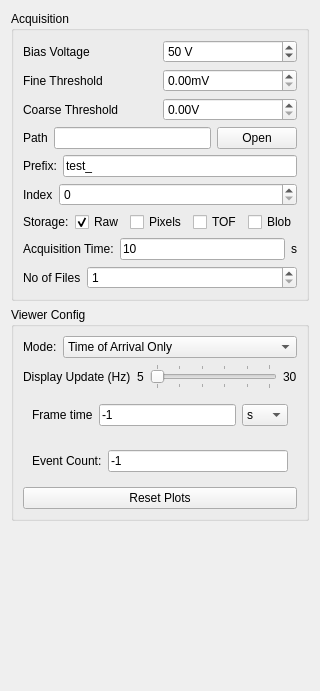
CFEL-CMI/pymepix, file pymepixviewer/pymepixviewer/panels/ui/acqconfig.ui: the form before one commit.
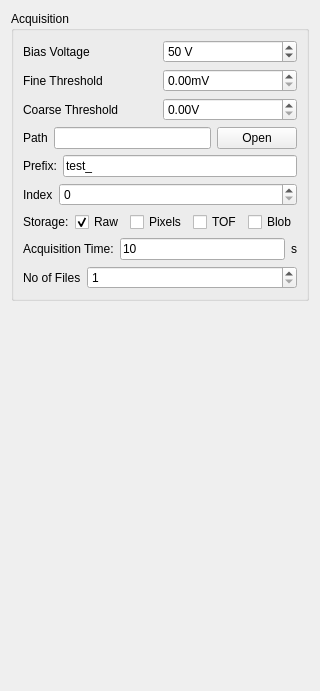
The form after the commit.

Commit message: moved viewer config to seperate tab

Patch:
```diff
--- a/pymepixviewer/pymepixviewer/panels/ui/acqconfig.ui
+++ b/pymepixviewer/pymepixviewer/panels/ui/acqconfig.ui
@@ -272,201 +272,6 @@
        </layout>
       </widget>
      </item>
-     <item>
-      <widget class="QGroupBox" name="groupBox">
-       <property name="title">
-        <string>Viewer Config</string>
-       </property>
-       <layout class="QVBoxLayout" name="verticalLayout">
-        <item>
-         <layout class="QHBoxLayout" name="horizontalLayout_17">
-          <item>
-           <widget class="QLabel" name="label_18">
-            <property name="sizePolicy">
-             <sizepolicy hsizetype="Fixed" vsizetype="Preferred">
-              <horstretch>0</horstretch>
-              <verstretch>0</verstretch>
-             </sizepolicy>
-            </property>
-            <property name="text">
-             <string>Mode:</string>
-            </property>
-           </widget>
-          </item>
-          <item>
-           <widget class="QComboBox" name="mode_box">
-            <property name="sizePolicy">
-             <sizepolicy hsizetype="Preferred" vsizetype="Fixed">
-              <horstretch>0</horstretch>
-              <verstretch>0</verstretch>
-             </sizepolicy>
-            </property>
-            <property name="maximumSize">
-             <size>
-              <width>16777215</width>
-              <height>16777215</height>
-             </size>
-            </property>
-            <property name="iconSize">
-             <size>
-              <width>16</width>
-              <height>16</height>
-             </size>
-            </property>
-            <item>
-             <property name="text">
-              <string>Time of Arrival Only</string>
-             </property>
-            </item>
-            <item>
-             <property name="text">
-              <string>Time of Flight Only</string>
-             </property>
-            </item>
-            <item>
-             <property name="text">
-              <string>Centroid</string>
-             </property>
-            </item>
-           </widget>
-          </item>
-         </layout>
-        </item>
-        <item>
-         <layout class="QHBoxLayout" name="horizontalLayout_2">
-          <item>
-           <widget class="QLabel" name="label">
-            <property name="text">
-             <string>Display Update (Hz)</string>
-            </property>
-           </widget>
-          </item>
-          <item>
-           <widget class="QLabel" name="label_2">
-            <property name="text">
-             <string>5</string>
-            </property>
-           </widget>
-          </item>
-          <item>
-           <widget class="QSlider" name="display_rate">
-            <property name="minimum">
-             <number>5</number>
-            </property>
-            <property name="maximum">
-             <number>30</number>
-            </property>
-            <property name="orientation">
-             <enum>Qt::Horizontal</enum>
-            </property>
-            <property name="invertedAppearance">
-             <bool>false</bool>
-            </property>
-            <property name="tickPosition">
-             <enum>QSlider::TicksBothSides</enum>
-            </property>
-            <property name="tickInterval">
-             <number>5</number>
-            </property>
-           </widget>
-          </item>
-          <item>
-           <widget class="QLabel" name="label_3">
-            <property name="text">
-             <string>30</string>
-            </property>
-           </widget>
-          </item>
-         </layout>
-        </item>
-        <item>
-         <widget class="QWidget" name="framelayout" native="true">
-          <layout class="QHBoxLayout" name="frametimelayout">
-           <item>
-            <widget class="QLabel" name="label_16">
-             <property name="text">
-              <string>Frame time</string>
-             </property>
-            </widget>
-           </item>
-           <item>
-            <widget class="QLineEdit" name="frame_time">
-             <property name="inputMask">
-              <string/>
-             </property>
-             <property name="text">
-              <string>-1</string>
-             </property>
-            </widget>
-           </item>
-           <item>
-            <widget class="QComboBox" name="time_multi">
-             <property name="sizePolicy">
-              <sizepolicy hsizetype="Fixed" vsizetype="Fixed">
-               <horstretch>0</horstretch>
-               <verstretch>0</verstretch>
-              </sizepolicy>
-             </property>
-             <property name="maximumSize">
-              <size>
-               <width>70</width>
-               <height>16777215</height>
-              </size>
-             </property>
-             <property name="iconSize">
-              <size>
-               <width>16</width>
-               <height>16</height>
-              </size>
-             </property>
-             <item>
-              <property name="text">
-               <string>s</string>
-              </property>
-             </item>
-             <item>
-              <property name="text">
-               <string>ms</string>
-              </property>
-             </item>
-            </widget>
-           </item>
-          </layout>
-         </widget>
-        </item>
-        <item>
-         <widget class="QWidget" name="eventwidget" native="true">
-          <layout class="QHBoxLayout" name="eventlayout">
-           <item>
-            <widget class="QLabel" name="label_4">
-             <property name="text">
-              <string>Event Count:</string>
-             </property>
-            </widget>
-           </item>
-           <item>
-            <widget class="QLineEdit" name="event_count">
-             <property name="inputMask">
-              <string/>
-             </property>
-             <property name="text">
-              <string>-1</string>
-             </property>
-            </widget>
-           </item>
-          </layout>
-         </widget>
-        </item>
-        <item>
-         <widget class="QPushButton" name="reset_plots">
-          <property name="text">
-           <string>Reset Plots</string>
-          </property>
-         </widget>
-        </item>
-       </layout>
-      </widget>
-     </item>
     </layout>
    </item>
    <item>
```
The commit also changes 11 other files.
